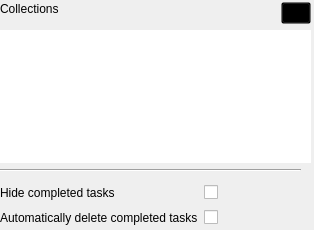
This is tasks/src/config.ui in KDE/akonadi-google-applets as Qt 5 draws it before an edit. The edited form follows.
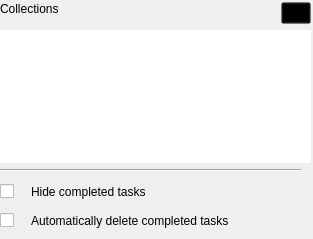
This is the edited form.

Commit message: Some design changes in configuration dialog

The edit to the form file:
```diff
--- a/tasks/src/config.ui
+++ b/tasks/src/config.ui
@@ -6,14 +6,14 @@
    <rect>
     <x>0</x>
     <y>0</y>
-    <width>314</width>
-    <height>230</height>
+    <width>313</width>
+    <height>239</height>
    </rect>
   </property>
   <property name="minimumSize">
    <size>
-    <width>300</width>
-    <height>230</height>
+    <width>313</width>
+    <height>239</height>
    </size>
   </property>
   <property name="windowTitle">
@@ -36,58 +36,6 @@
    <property name="geometry">
     <rect>
      <x>0</x>
-     <y>181</y>
-     <width>311</width>
-     <height>48</height>
-    </rect>
-   </property>
-   <layout class="QGridLayout" name="gridLayout">
-    <item row="0" column="0">
-     <widget class="QLabel" name="label_2">
-      <property name="text">
-       <string>Hide completed tasks</string>
-      </property>
-      <property name="alignment">
-       <set>Qt::AlignLeading|Qt::AlignLeft|Qt::AlignVCenter</set>
-      </property>
-      <property name="wordWrap">
-       <bool>false</bool>
-      </property>
-     </widget>
-    </item>
-    <item row="0" column="1">
-     <widget class="QCheckBox" name="autoHide">
-      <property name="enabled">
-       <bool>true</bool>
-      </property>
-      <property name="text">
-       <string/>
-      </property>
-     </widget>
-    </item>
-    <item row="1" column="0">
-     <widget class="QLabel" name="label">
-      <property name="text">
-       <string>Automatically delete completed tasks</string>
-      </property>
-     </widget>
-    </item>
-    <item row="1" column="1">
-     <widget class="QCheckBox" name="autoDel">
-      <property name="enabled">
-       <bool>true</bool>
-      </property>
-      <property name="text">
-       <string/>
-      </property>
-     </widget>
-    </item>
-   </layout>
-  </widget>
-  <widget class="QWidget" name="">
-   <property name="geometry">
-    <rect>
-     <x>0</x>
      <y>2</y>
      <width>311</width>
      <height>161</height>
@@ -154,6 +102,78 @@
     </item>
    </layout>
   </widget>
+  <widget class="QWidget" name="">
+   <property name="geometry">
+    <rect>
+     <x>0</x>
+     <y>180</y>
+     <width>311</width>
+     <height>52</height>
+    </rect>
+   </property>
+   <layout class="QVBoxLayout" name="verticalLayout_2">
+    <item>
+     <layout class="QHBoxLayout" name="horizontalLayout_3">
+      <item>
+       <widget class="QCheckBox" name="autoHide">
+        <property name="enabled">
+         <bool>true</bool>
+        </property>
+        <property name="maximumSize">
+         <size>
+          <width>25</width>
+          <height>25</height>
+         </size>
+        </property>
+        <property name="text">
+         <string/>
+        </property>
+       </widget>
+      </item>
+      <item alignment="Qt::AlignLeft">
+       <widget class="QLabel" name="label_2">
+        <property name="text">
+         <string>Hide completed tasks</string>
+        </property>
+        <property name="alignment">
+         <set>Qt::AlignLeading|Qt::AlignLeft|Qt::AlignVCenter</set>
+        </property>
+        <property name="wordWrap">
+         <bool>false</bool>
+        </property>
+       </widget>
+      </item>
+     </layout>
+    </item>
+    <item>
+     <layout class="QHBoxLayout" name="horizontalLayout_2">
+      <item>
+       <widget class="QCheckBox" name="autoDel">
+        <property name="enabled">
+         <bool>true</bool>
+        </property>
+        <property name="maximumSize">
+         <size>
+          <width>25</width>
+          <height>25</height>
+         </size>
+        </property>
+        <property name="text">
+         <string/>
+        </property>
+       </widget>
+      </item>
+      <item>
+       <widget class="QLabel" name="label">
+        <property name="text">
+         <string>Automatically delete completed tasks</string>
+        </property>
+       </widget>
+      </item>
+     </layout>
+    </item>
+   </layout>
+  </widget>
  </widget>
  <resources/>
  <connections/>
```
Left out of the diff: 2 changed lines with no effect on the pictures. The commit also changes 4 other files.
